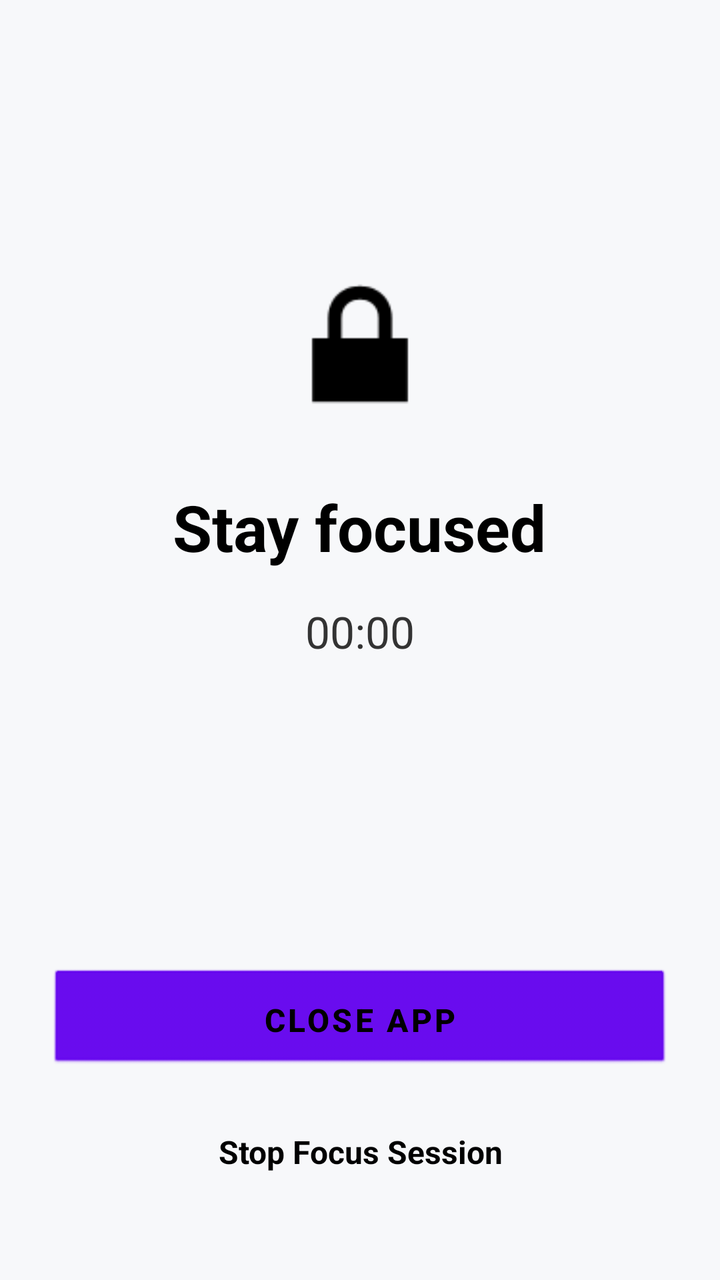
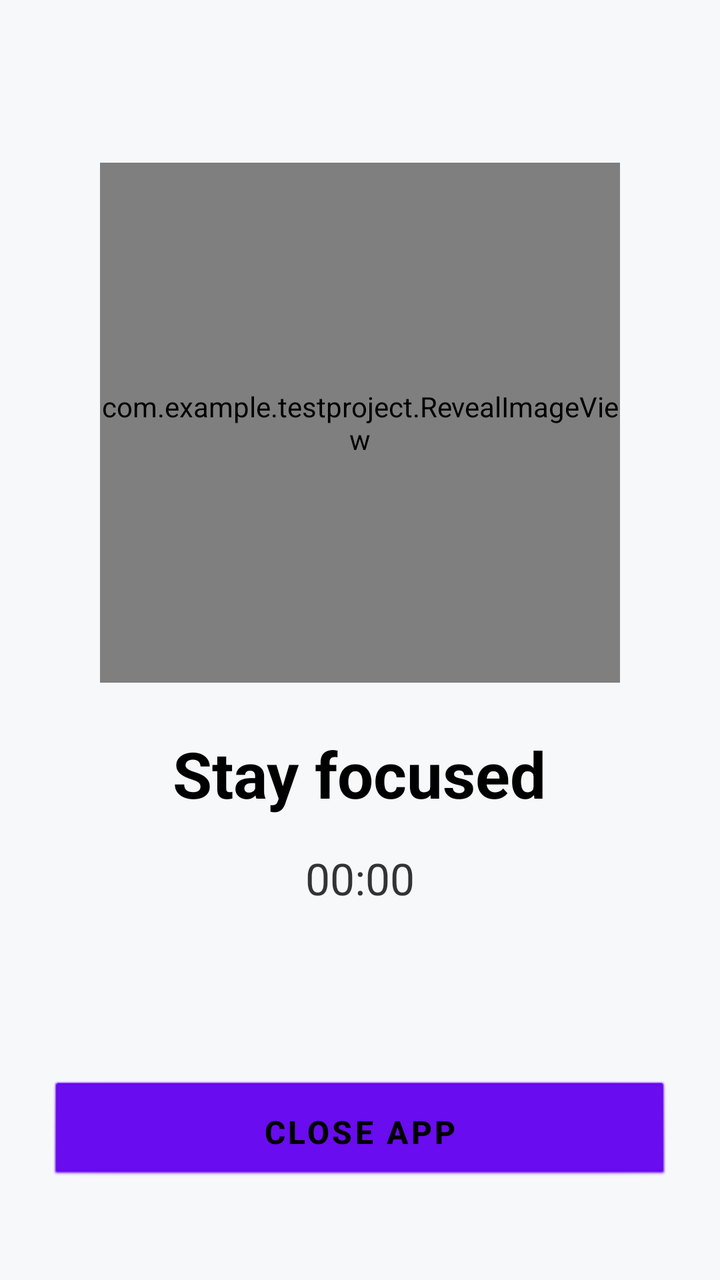

Compare the two renders of this Android layout. The source of the first and the diff that turns it into the second are given below.
<!-- AndroidManifest.xml: fallback theme Theme.MaterialComponents.DayNight.NoActionBar -->
<!-- res/layout/native_focus_overlay.xml -->
<?xml version="1.0" encoding="utf-8"?>
<LinearLayout xmlns:android="http://schemas.android.com/apk/res/android"
    android:layout_width="match_parent"
    android:layout_height="match_parent"
    android:background="#F7F8FA"
    android:orientation="vertical"
    android:gravity="center_horizontal"
    android:padding="24dp">

    
    <View
        android:layout_width="0dp"
        android:layout_height="0dp"
        android:layout_weight="2" />

    
    <ImageView
        android:id="@+id/focus_icon"
        android:layout_width="92dp"
        android:layout_height="92dp"
        android:src="@android:drawable/ic_lock_lock"
        android:tint="#000000"
        android:contentDescription="Shield Icon" />

    
    <TextView
        android:layout_width="wrap_content"
        android:layout_height="wrap_content"
        android:layout_marginTop="24dp"
        android:text="Stay focused"
        android:textColor="#000000"
        android:textSize="32sp"
        android:textStyle="bold"
        android:textAlignment="center" />

    
    <TextView
        android:id="@+id/focus_timer_text"
        android:layout_width="wrap_content"
        android:layout_height="wrap_content"
        android:layout_marginTop="16dp"
        android:text="00:00"
        android:textColor="#333333"
        android:textSize="22sp"
        android:textStyle="normal"
        android:gravity="center" />

    
    <View
        android:layout_width="0dp"
        android:layout_height="0dp"
        android:layout_weight="3" />

    
    <Button
        android:id="@+id/btn_focus_close_app"
        android:layout_width="match_parent"
        android:layout_height="52dp"
        android:background="@android:drawable/btn_default"
        android:text="Close app"
        android:textColor="#000000"
        android:textSize="16sp"
        android:textStyle="bold"
        android:layout_marginBottom="16dp" />

    
    <TextView
        android:id="@+id/btn_stop_focus"
        android:layout_width="match_parent"
        android:layout_height="48dp"
        android:gravity="center"
        android:text="Stop Focus Session"
        android:textColor="#000000"
        android:textSize="16sp"
        android:textStyle="bold"
        android:clickable="true"
        android:focusable="true"
        android:layout_marginBottom="16dp" />

</LinearLayout>
<!-- resources referenced by this layout -->
<resources>

</resources>

<!-- the commit's change to res/layout/native_focus_overlay.xml (unified diff, before → after) -->
@@ -14,13 +14,10 @@
         android:layout_weight="2" />
 
     
-    <ImageView
-        android:id="@+id/focus_icon"
-        android:layout_width="92dp"
-        android:layout_height="92dp"
-        android:src="@android:drawable/ic_lock_lock"
-        android:tint="#000000"
-        android:contentDescription="Shield Icon" />
+    <com.example.testproject.RevealImageView
+        android:id="@+id/focus_reveal_image"
+        android:layout_width="260dp"
+        android:layout_height="260dp" />
 
     
     <TextView
@@ -61,20 +58,6 @@
         android:textColor="#000000"
         android:textSize="16sp"
         android:textStyle="bold"
-        android:layout_marginBottom="16dp" />
-
-    
-    <TextView
-        android:id="@+id/btn_stop_focus"
-        android:layout_width="match_parent"
-        android:layout_height="48dp"
-        android:gravity="center"
-        android:text="Stop Focus Session"
-        android:textColor="#000000"
-        android:textSize="16sp"
-        android:textStyle="bold"
-        android:clickable="true"
-        android:focusable="true"
-        android:layout_marginBottom="16dp" />
+        android:layout_marginBottom="24dp" />
 
 </LinearLayout>
